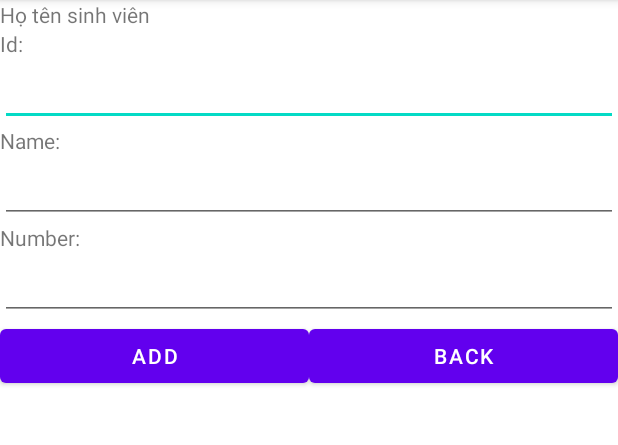
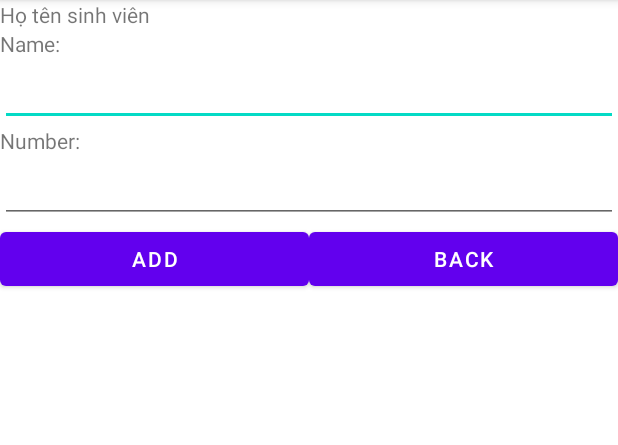
Before and after one commit to phuc2409/TaiLieuAndroid, an Android app: the screen it shows after launch (AddContactActivity), after a tap on "Add", on a phone screen of 412 x 824 dp, the part 84-529 px from its top. Run offline under Robolectric (Android 15) with nearby library versions, the phone set to English and light mode, and no system bars.

Commit message:
Id tự tăng khi insert

```diff
--- a/Bai1/app/src/main/java/com/bai1/AddContactActivity.java
+++ b/Bai1/app/src/main/java/com/bai1/AddContactActivity.java
@@ -11,7 +11,6 @@ import android.widget.Toast;
 public class AddContactActivity extends AppCompatActivity {
     private DatabaseHandler db;
 
-    private EditText etId;
     private EditText etName;
     private EditText etPhoneNumber;
     private Button btnAdd;
@@ -28,15 +27,14 @@ public class AddContactActivity extends AppCompatActivity {
     }
 
     private void initView() {
-        etId = findViewById(R.id.etId);
         etName = findViewById(R.id.etName);
         etPhoneNumber = findViewById(R.id.etPhoneNumber);
         btnAdd = findViewById(R.id.btnAdd);
         btnBack = findViewById(R.id.btnBack);
 
         btnAdd.setOnClickListener(view -> {
-            if (!etId.getText().toString().isEmpty() && !etName.getText().toString().isEmpty() && !etPhoneNumber.getText().toString().isEmpty()) {
-                Contact_TenSV contact = new Contact_TenSV(Integer.parseInt(etId.getText().toString()), etName.getText().toString(), etPhoneNumber.getText().toString());
+            if (!etName.getText().toString().isEmpty() && !etPhoneNumber.getText().toString().isEmpty()) {
+                Contact_TenSV contact = new Contact_TenSV(0, etName.getText().toString(), etPhoneNumber.getText().toString());
 
                 long res = db.insert(contact);
                 if (res == -1) {
--- a/Bai1/app/src/main/java/com/bai1/DatabaseHandler.java
+++ b/Bai1/app/src/main/java/com/bai1/DatabaseHandler.java
@@ -10,7 +10,7 @@ import java.util.ArrayList;
 
 public class DatabaseHandler extends SQLiteOpenHelper {
     private static final String DATABASE_NAME = "HoTenSV_Sqlite";
-    private static final int DATABASE_VERSION = 1;
+    private static final int DATABASE_VERSION = 2;
     private static final String TABLE_NAME = "Contact_TenSV";
 
     private static final String KEY_ID = "id";
@@ -23,7 +23,7 @@ public class DatabaseHandler extends SQLiteOpenHelper {
 
     @Override
     public void onCreate(SQLiteDatabase db) {
-        String createTable = String.format("CREATE TABLE if not exists %s(%s INTEGER primary key, %s TEXT, %s TEXT)", TABLE_NAME, KEY_ID, KEY_NAME, KEY_PHONE_NUMBER);
+        String createTable = String.format("CREATE TABLE if not exists %s(%s INTEGER primary key autoincrement, %s TEXT, %s TEXT)", TABLE_NAME, KEY_ID, KEY_NAME, KEY_PHONE_NUMBER);
         db.execSQL(createTable);
 
         insertDefault(db, new Contact_TenSV(1, "Nam", "0987983793"));
@@ -66,7 +66,6 @@ public class DatabaseHandler extends SQLiteOpenHelper {
     public long insert(Contact_TenSV contact) {
         SQLiteDatabase db = this.getWritableDatabase();
         ContentValues value = new ContentValues();
-        value.put(KEY_ID, contact.getId());
         value.put(KEY_NAME, contact.getName());
         value.put(KEY_PHONE_NUMBER, contact.getPhoneNumber());
 
@@ -78,7 +77,6 @@ public class DatabaseHandler extends SQLiteOpenHelper {
 
     private void insertDefault(SQLiteDatabase db, Contact_TenSV contact) {
         ContentValues value = new ContentValues();
-        value.put(KEY_ID, contact.getId());
         value.put(KEY_NAME, contact.getName());
         value.put(KEY_PHONE_NUMBER, contact.getPhoneNumber());
 
--- a/Bai1/app/src/main/res/layout/activity_add_contact.xml
+++ b/Bai1/app/src/main/res/layout/activity_add_contact.xml
@@ -10,18 +10,6 @@
         android:layout_width="match_parent"
         android:layout_height="wrap_content"
         android:text="Họ tên sinh viên" />
-
-    <TextView
-        android:layout_width="match_parent"
-        android:layout_height="wrap_content"
-        android:text="Id:" />
-
-    <EditText
-        android:id="@+id/etId"
-        android:layout_width="match_parent"
-        android:layout_height="wrap_content"
-        android:ems="10"
-        android:inputType="text" />
 
     <TextView
         android:layout_width="match_parent"
```
